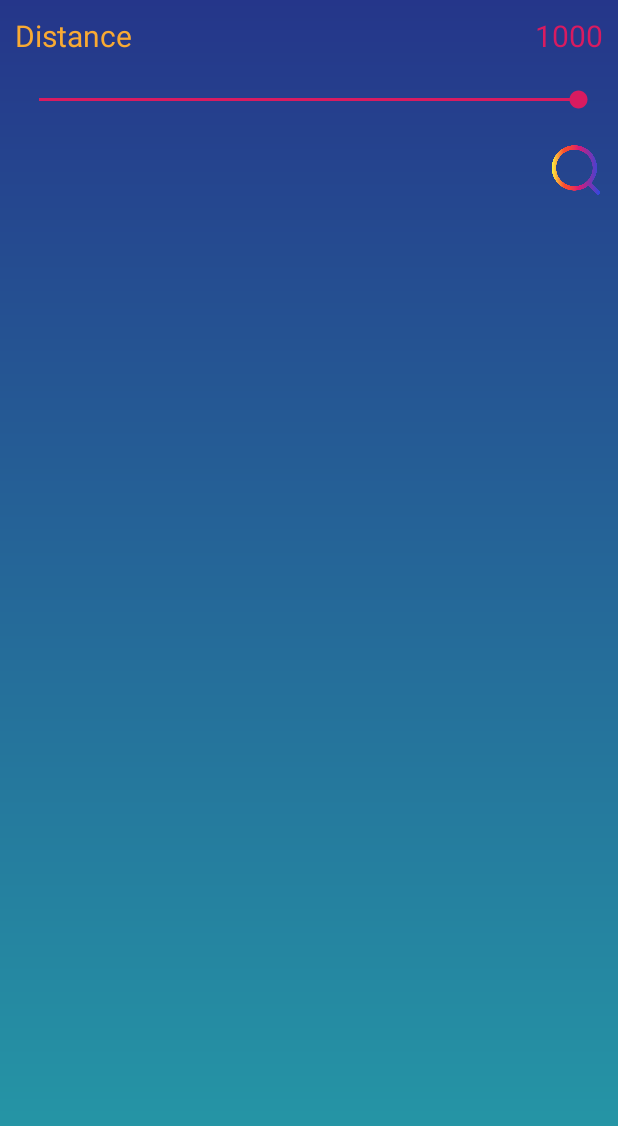
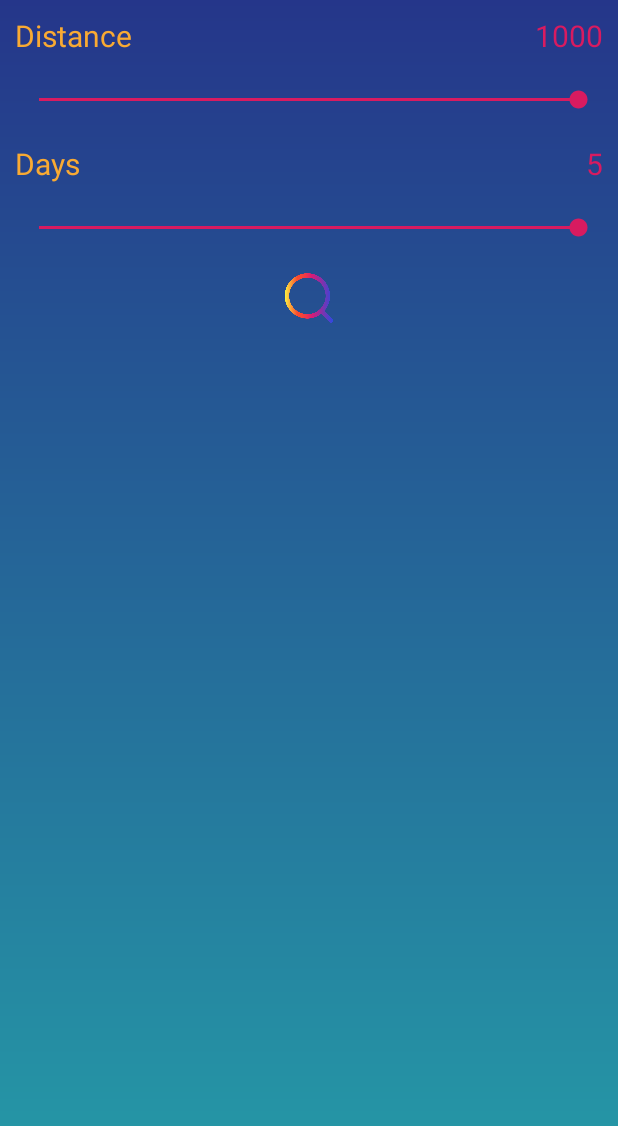
Before and after one commit to ecoholiday/ECO-Holiday, an Android app: the layout activity_distance.xml on its own in the app's theme, with its tools: preview values and no code run, on a phone screen of 412 x 824 dp. Shown: the top 1126 px of the screen. Run offline under Robolectric (Android 15) with nearby library versions, the phone set to English and light mode, and no system bars.

Commit message:
added days seekbar

```diff
--- a/app/src/main/res/layout/activity_distance.xml
+++ b/app/src/main/res/layout/activity_distance.xml
@@ -53,6 +53,43 @@
             android:layout_margin="10dp"
             android:max="1000" />
 
+        <RelativeLayout
+            android:layout_width="match_parent"
+            android:layout_height="wrap_content"
+            android:layout_margin="10dp">
+
+            <TextView
+                android:id="@+id/days"
+                android:layout_width="match_parent"
+                android:layout_height="wrap_content"
+                android:layout_alignParentLeft="true"
+                android:layout_weight="1"
+                android:text="Days"
+                android:textColor="#F9AA33"
+                android:textSize="20dp" />
+
+
+
+            <TextView
+                android:id="@+id/day_count"
+                android:layout_width="wrap_content"
+                android:layout_height="wrap_content"
+                android:layout_alignParentRight="true"
+                android:text="5"
+                android:textColor="@color/colorAccent"
+                android:textSize="20dp" />
+
+
+        </RelativeLayout>
+        <SeekBar
+            android:id="@+id/seek_days"
+            android:layout_width="match_parent"
+            android:layout_height="wrap_content"
+            android:layout_below="@+id/days"
+            android:progress="5"
+            android:layout_margin="10dp"
+            android:max="5" />
+
 
                 <RelativeLayout
                     android:layout_width="match_parent"
@@ -63,7 +100,8 @@
                         android:id="@+id/img_search"
                         android:layout_width="36dp"
                         android:layout_height="36dp"
-                android:layout_alignParentRight="true"
+                        android:layout_centerInParent="true"
+
                         android:layout_marginRight="0dp"
                         android:src="@drawable/search" />
                 </RelativeLayout>
```
Also changed, not shown: app/src/main/java/com/NationalParks/ecoholiday/Activity/DistanceActivity.java (+31 -5 lines). Lines whose indentation alone changed are shown as unchanged.
